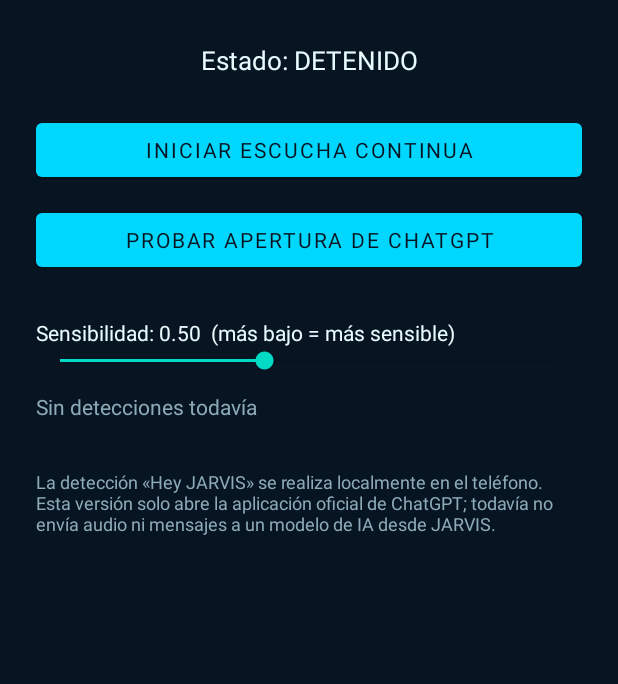
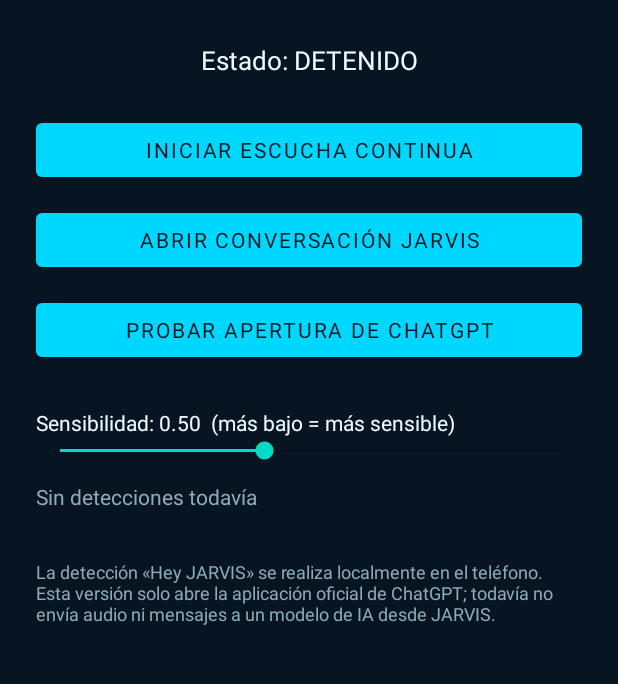
Before and after one commit to santiagozc2014-star/JARVIS-comando-de-voz-, an Android app: the screen it shows after launch (MainActivity), on a phone screen of 412 x 824 dp, the part 285-969 px from its top. Run offline under Robolectric (Android 15) with nearby library versions, the phone set to English and light mode, and no system bars.

Commit message:
feat: add native JARVIS chat entry point

```diff
--- a/app/src/main/res/layout/activity_main.xml
+++ b/app/src/main/res/layout/activity_main.xml
@@ -40,6 +40,12 @@
             android:layout_marginTop="24dp"
             android:text="Iniciar escucha continua" />
         <Button
+            android:id="@+id/btnOpenJarvisChat"
+            android:layout_width="match_parent"
+            android:layout_height="wrap_content"
+            android:layout_marginTop="12dp"
+            android:text="Abrir conversación JARVIS" />
+        <Button
             android:id="@+id/btnTestChatGpt"
             android:layout_width="match_parent"
             android:layout_height="wrap_content"
```
